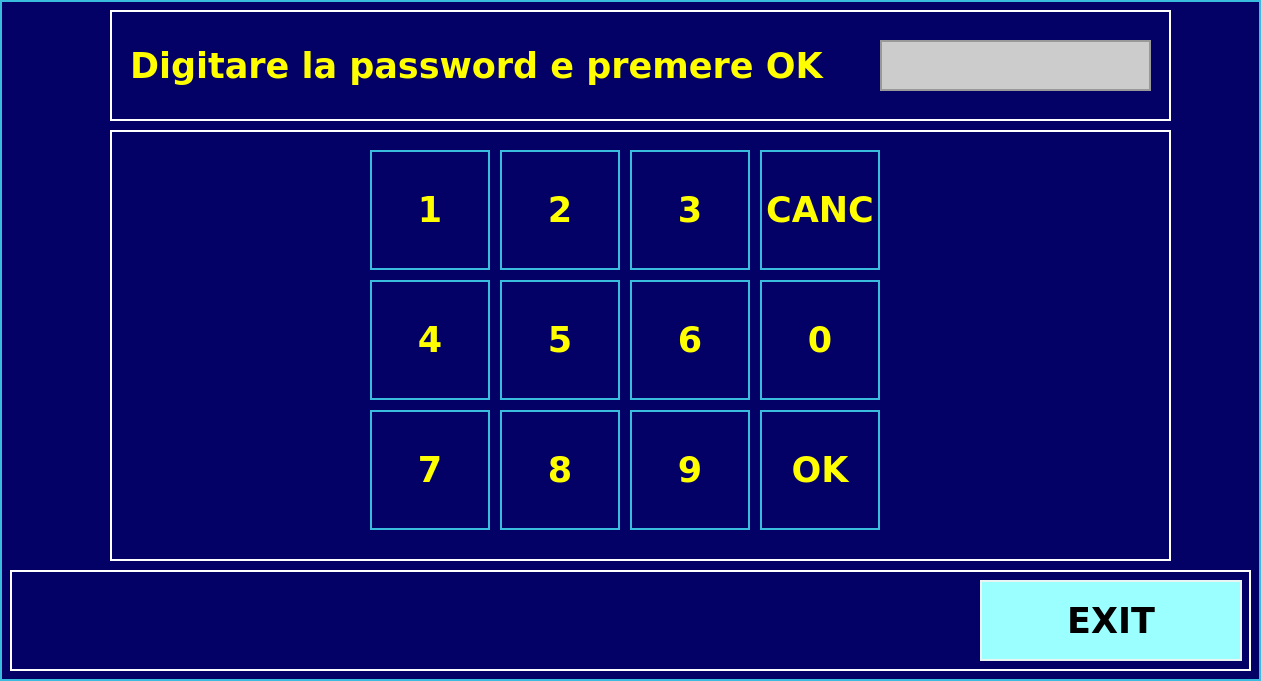
First picture: the form in password.ui, repository infermita/sampleatm, before the edit.
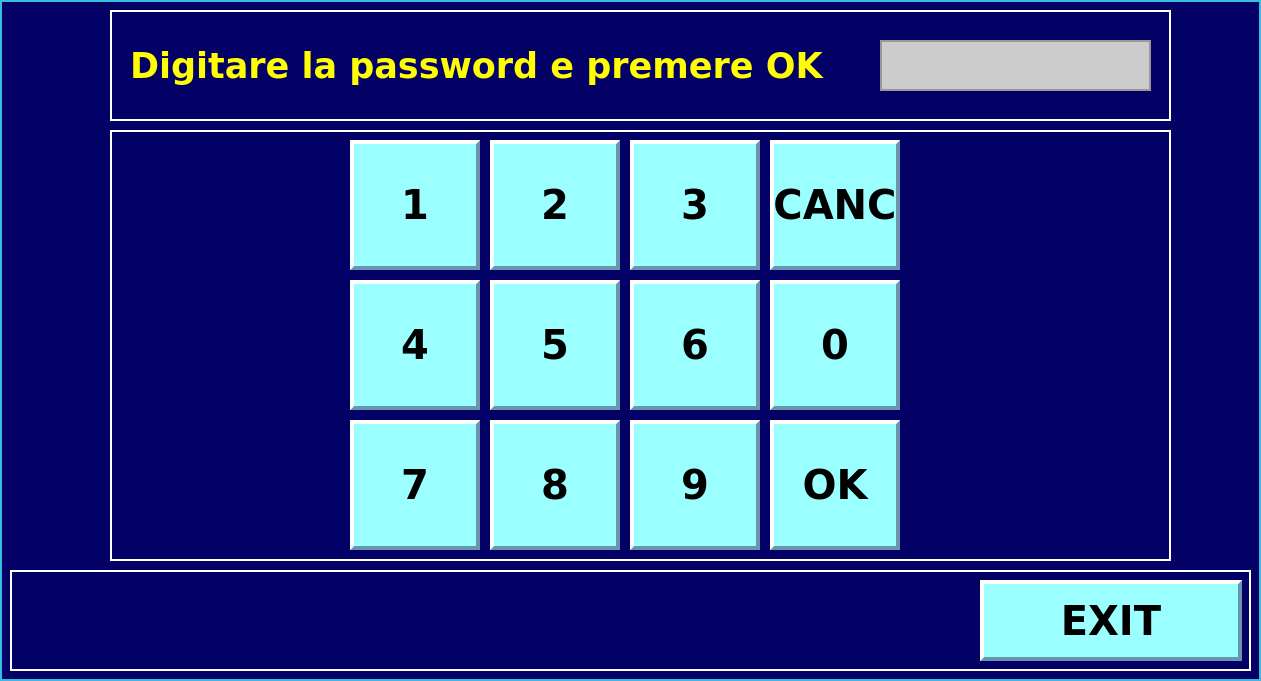
Second picture: the form after the edit.

```diff
--- a/password.ui
+++ b/password.ui
@@ -14,7 +14,16 @@
    <string>Form</string>
   </property>
   <property name="styleSheet">
-   <string notr="true">QWidget { background-color : #030066; color : #fefe00;border:2px solid #39bcde;font: 26pt &quot;DejaVu Sans&quot;;font: bold;  }</string>
+   <string notr="true">QWidget { background-color : #030066; color : #fefe00;border:2px solid #39bcde;font: 26pt &quot;DejaVu Sans&quot;;font: bold;  }
+QPushButton { background-color : #9afffe; color : #000000;border:4px solid #6b95ae;font: 30pt &quot;DejaVu Sans&quot;;font: bold;border-left-color:white;border-top-color:white  }
+QPushButton:pressed
+{
+  border:4px solid white;
+  border-left-color:#6b95ae;
+  border-top-color:#6b95ae;
+  background-color : #cccccc;
+}
+QFrame {border:2px solid #FFFFFF;color : #fefe00; }</string>
   </property>
   <widget class="QFrame" name="frame_4">
    <property name="geometry">
@@ -95,7 +104,7 @@
     </rect>
    </property>
    <property name="styleSheet">
-    <string notr="true">QFrame {border:2px solid #FFFFFF;color : #fefe00; }</string>
+    <string notr="true"/>
    </property>
    <property name="frameShape">
     <enum>QFrame::StyledPanel</enum>
@@ -106,16 +115,16 @@
    <widget class="QPushButton" name="uno">
     <property name="geometry">
      <rect>
-      <x>260</x>
-      <y>20</y>
-      <width>120</width>
-      <height>120</height>
+      <x>240</x>
+      <y>10</y>
+      <width>130</width>
+      <height>130</height>
      </rect>
     </property>
     <property name="font">
      <font>
       <family>DejaVu Sans</family>
-      <pointsize>26</pointsize>
+      <pointsize>30</pointsize>
       <weight>75</weight>
       <italic>false</italic>
       <bold>true</bold>
@@ -128,16 +137,16 @@
    <widget class="QPushButton" name="due">
     <property name="geometry">
      <rect>
-      <x>390</x>
-      <y>20</y>
-      <width>120</width>
-      <height>120</height>
+      <x>380</x>
+      <y>10</y>
+      <width>130</width>
+      <height>130</height>
      </rect>
     </property>
     <property name="font">
      <font>
       <family>DejaVu Sans</family>
-      <pointsize>26</pointsize>
+      <pointsize>30</pointsize>
       <weight>75</weight>
       <italic>false</italic>
       <bold>true</bold>
@@ -151,15 +160,15 @@
     <property name="geometry">
      <rect>
       <x>520</x>
-      <y>20</y>
-      <width>120</width>
-      <height>120</height>
+      <y>10</y>
+      <width>130</width>
+      <height>130</height>
      </rect>
     </property>
     <property name="font">
      <font>
       <family>DejaVu Sans</family>
-      <pointsize>26</pointsize>
+      <pointsize>30</pointsize>
       <weight>75</weight>
       <italic>false</italic>
       <bold>true</bold>
@@ -172,16 +181,16 @@
    <widget class="QPushButton" name="quattro">
     <property name="geometry">
      <rect>
-      <x>260</x>
+      <x>240</x>
       <y>150</y>
-      <width>120</width>
-      <height>120</height>
+      <width>130</width>
+      <height>130</height>
      </rect>
     </property>
     <property name="font">
      <font>
       <family>DejaVu Sans</family>
-      <pointsize>26</pointsize>
+      <pointsize>30</pointsize>
       <weight>75</weight>
       <italic>false</italic>
       <bold>true</bold>
@@ -194,16 +203,16 @@
    <widget class="QPushButton" name="cinque">
     <property name="geometry">
      <rect>
-      <x>390</x>
+      <x>380</x>
       <y>150</y>
-      <width>120</width>
-      <height>120</height>
+      <width>130</width>
+      <height>130</height>
      </rect>
     </property>
     <property name="font">
      <font>
       <family>DejaVu Sans</family>
-      <pointsize>26</pointsize>
+      <pointsize>30</pointsize>
       <weight>75</weight>
       <italic>false</italic>
       <bold>true</bold>
@@ -218,14 +227,14 @@
      <rect>
       <x>520</x>
       <y>150</y>
-      <width>120</width>
-      <height>120</height>
+      <width>130</width>
+      <height>130</height>
      </rect>
     </property>
     <property name="font">
      <font>
       <family>DejaVu Sans</family>
-      <pointsize>26</pointsize>
+      <pointsize>30</pointsize>
       <weight>75</weight>
       <italic>false</italic>
       <bold>true</bold>
@@ -238,16 +247,16 @@
    <widget class="QPushButton" name="sette">
     <property name="geometry">
      <rect>
-      <x>260</x>
-      <y>280</y>
-      <width>120</width>
-      <height>120</height>
+      <x>240</x>
+      <y>290</y>
+      <width>130</width>
+      <height>130</height>
      </rect>
     </property>
     <property name="font">
      <font>
       <family>DejaVu Sans</family>
-      <pointsize>26</pointsize>
+      <pointsize>30</pointsize>
       <weight>75</weight>
       <italic>false</italic>
       <bold>true</bold>
@@ -260,16 +269,16 @@
    <widget class="QPushButton" name="otto">
     <property name="geometry">
      <rect>
-      <x>390</x>
-      <y>280</y>
-      <width>120</width>
-      <height>120</height>
+      <x>380</x>
+      <y>290</y>
+      <width>130</width>
+      <height>130</height>
      </rect>
     </property>
     <property name="font">
      <font>
       <family>DejaVu Sans</family>
-      <pointsize>26</pointsize>
+      <pointsize>30</pointsize>
       <weight>75</weight>
       <italic>false</italic>
       <bold>true</bold>
@@ -283,15 +292,15 @@
     <property name="geometry">
      <rect>
       <x>520</x>
-      <y>280</y>
-      <width>120</width>
-      <height>120</height>
+      <y>290</y>
+      <width>130</width>
+      <height>130</height>
      </rect>
     </property>
     <property name="font">
      <font>
       <family>DejaVu Sans</family>
-      <pointsize>26</pointsize>
+      <pointsize>30</pointsize>
       <weight>75</weight>
       <italic>false</italic>
       <bold>true</bold>
@@ -304,16 +313,16 @@
    <widget class="QPushButton" name="cancel">
     <property name="geometry">
      <rect>
-      <x>650</x>
-      <y>20</y>
-      <width>120</width>
-      <height>120</height>
+      <x>660</x>
+      <y>10</y>
+      <width>130</width>
+      <height>130</height>
      </rect>
     </property>
     <property name="font">
      <font>
       <family>DejaVu Sans</family>
-      <pointsize>26</pointsize>
+      <pointsize>30</pointsize>
       <weight>75</weight>
       <italic>false</italic>
       <bold>true</bold>
@@ -326,16 +335,16 @@
    <widget class="QPushButton" name="zero">
     <property name="geometry">
      <rect>
-      <x>650</x>
+      <x>660</x>
       <y>150</y>
-      <width>120</width>
-      <height>120</height>
+      <width>130</width>
+      <height>130</height>
      </rect>
     </property>
     <property name="font">
      <font>
       <family>DejaVu Sans</family>
-      <pointsize>26</pointsize>
+      <pointsize>30</pointsize>
       <weight>75</weight>
       <italic>false</italic>
       <bold>true</bold>
@@ -348,16 +357,16 @@
    <widget class="QPushButton" name="ok">
     <property name="geometry">
      <rect>
-      <x>650</x>
-      <y>280</y>
-      <width>120</width>
-      <height>120</height>
+      <x>660</x>
+      <y>290</y>
+      <width>130</width>
+      <height>130</height>
      </rect>
     </property>
     <property name="font">
      <font>
       <family>DejaVu Sans</family>
-      <pointsize>26</pointsize>
+      <pointsize>30</pointsize>
       <weight>75</weight>
       <italic>false</italic>
       <bold>true</bold>
@@ -378,7 +387,7 @@
     </rect>
    </property>
    <property name="styleSheet">
-    <string notr="true">QFrame {border:2px solid #FFFFFF }</string>
+    <string notr="true"/>
    </property>
    <property name="frameShape">
     <enum>QFrame::StyledPanel</enum>
@@ -398,14 +407,14 @@
     <property name="font">
      <font>
       <family>DejaVu Sans</family>
-      <pointsize>26</pointsize>
+      <pointsize>30</pointsize>
       <weight>75</weight>
       <italic>false</italic>
       <bold>true</bold>
      </font>
     </property>
     <property name="styleSheet">
-     <string notr="true">QPushButton { background-color : #9afffe; color : #000000;border:2px solid #eaf5f2 }</string>
+     <string notr="true"/>
     </property>
     <property name="text">
      <string>EXIT</string>
```
Left out of the diff: 2 changed lines with no effect on the pictures.
